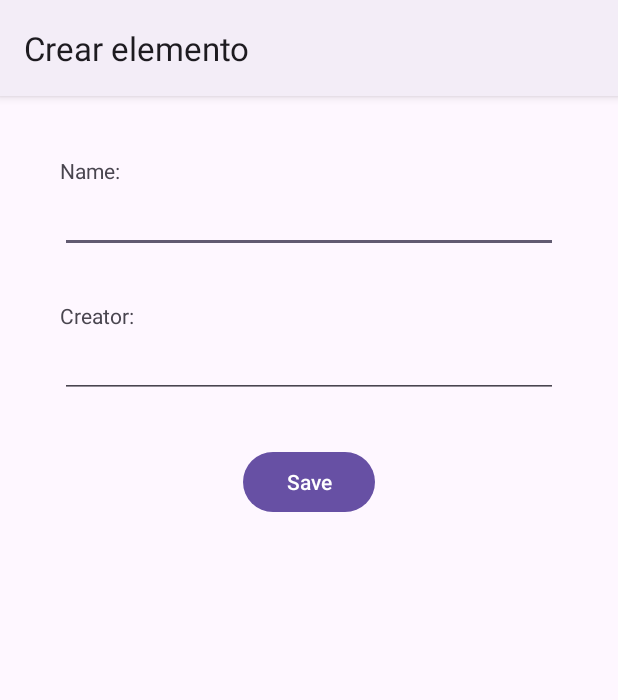
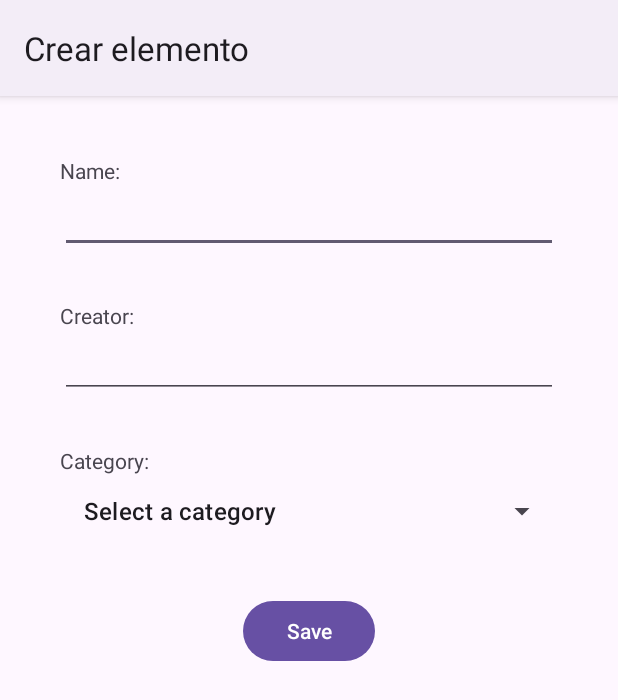
Before and after one commit to LadyProgram/MyStashDiary, an Android app: the screen it shows after launch (ElementActivity), after a tap on an icon or button, on a phone screen of 412 x 824 dp. Shown: the top 700 px of the screen. Run offline under Robolectric (Android 15) with nearby library versions, the phone set to English and light mode, and no system bars.

Commit message:
6 TENEMOS LAS CATEGORÍAS Y SPINNER WEEE

```diff
--- a/app/src/main/java/com/ladyprogram/mystashdiary/activities/ElementActivity.kt
+++ b/app/src/main/java/com/ladyprogram/mystashdiary/activities/ElementActivity.kt
@@ -1,14 +1,17 @@
 package com.ladyprogram.mystashdiary.activities
 
 import android.os.Bundle
+import android.widget.ArrayAdapter
 import androidx.activity.enableEdgeToEdge
 import androidx.appcompat.app.AppCompatActivity
 import androidx.core.view.ViewCompat
 import androidx.core.view.WindowInsetsCompat
 import com.ladyprogram.mystashdiary.R
+import com.ladyprogram.mystashdiary.data.Category
 import com.ladyprogram.mystashdiary.data.Element
 import com.ladyprogram.mystashdiary.data.ElementDAO
 import com.ladyprogram.mystashdiary.databinding.ActivityElementBinding
+
 
 class ElementActivity : AppCompatActivity() {
 
@@ -35,6 +38,16 @@ class ElementActivity : AppCompatActivity() {
         }
 
 
+        // Create Spinner for Category choices
+        val categories = Category.entries.map { getString(it.title) }.toMutableList().apply {
+            add(0, getString(R.string.element_category_select))
+        }
+        val adapter = ArrayAdapter(this, android.R.layout.simple_list_item_1, categories)
+        adapter.setDropDownViewResource(android.R.layout.simple_spinner_dropdown_item)
+        binding.categorySpinner.setAdapter(adapter)
+
+
+
        val id = intent.getLongExtra(TASK_ID, -1L)
         //val categoryId = intent.getLongExtra(CATEGORY_ID, -1L)
 
@@ -44,17 +57,25 @@ class ElementActivity : AppCompatActivity() {
             element = elementDAO.findById(id)!!
             binding.nameEditText.setText(element.name)
             binding.creatorEditText.setText(element.creator)
+            binding.categorySpinner.setSelection(element.category.ordinal + 1)
         } else {
-            element = Element(-1L, "","")
+            element = Element(-1L, "","", Category.BOOK)
             supportActionBar?.title = "Crear elemento"
         }
 
         binding.saveButton.setOnClickListener {
             val name = binding.nameEditText.text.toString()
             val creator = binding.creatorEditText.text.toString()
+            val category = binding.categorySpinner.selectedItemPosition
+
+            if (category == 0) {
+                // Selecciona una categoria
+                return@setOnClickListener
+            }
 
             element.name = name
             element.creator = creator
+            element.category = Category.entries[category - 1]
 
             if (element.id != -1L) {
                 elementDAO.update(element)
--- a/app/src/main/java/com/ladyprogram/mystashdiary/data/Category.kt
+++ b/app/src/main/java/com/ladyprogram/mystashdiary/data/Category.kt
@@ -1,5 +1,10 @@
 package com.ladyprogram.mystashdiary.data
 
-enum class Category {
-    BOOK, MOVIE, SERIES, ANIME
+import com.ladyprogram.mystashdiary.R
+
+enum class Category(val title: Int, val icon: Int, val color: Int) {
+    BOOK(R.string.category_book, R.drawable.ic_category_book, R.color.black),
+    MOVIE(R.string.category_movie, R.drawable.ic_category_movie, R.color.black),
+    SERIES(R.string.category_series, R.drawable.ic_category_series, R.color.black),
+    ANIME(R.string.category_anime, R.drawable.ic_category_anime, R.color.black)
 }
--- a/app/src/main/java/com/ladyprogram/mystashdiary/data/Element.kt
+++ b/app/src/main/java/com/ladyprogram/mystashdiary/data/Element.kt
@@ -9,8 +9,8 @@ class Element (
     var id: Long,
     var name: String,
     var creator: String,
-    /*val category: Int,
-    var state: Int,
+    var category: Category,
+    /*var state: Int,
     var note: String,
     var dateConsumed: Long? = null,
     var calification: Int? = null,
@@ -23,7 +23,7 @@ class Element (
         const val COLUMN_NAME_ID = "id"
         const val COLUMN_NAME_NAME = "name"
         const val COLUMN_NAME_CREATOR = "creator"
-        //const val COLUMN_NAME_CATEGORY = "category"
+        const val COLUMN_NAME_CATEGORY = "category"
         //const val COLUMN_NAME_STATE = "state"
     }
 }
--- a/app/src/main/java/com/ladyprogram/mystashdiary/utils/DatabaseManager.kt
+++ b/app/src/main/java/com/ladyprogram/mystashdiary/utils/DatabaseManager.kt
@@ -16,7 +16,8 @@ class DatabaseManager (context: Context) : SQLiteOpenHelper(context, DATABASE_NA
             "CREATE TABLE ${Element.TABLE_NAME} (" +
                     "${Element.COLUMN_NAME_ID} INTEGER PRIMARY KEY AUTOINCREMENT," +
                     "${Element.COLUMN_NAME_NAME} TEXT," +
-                    "${Element.COLUMN_NAME_CREATOR} TEXT)"
+                    "${Element.COLUMN_NAME_CREATOR} TEXT," +
+                    "${Element.COLUMN_NAME_CATEGORY} INTEGER)"
 
         private const val SQL_DROP_TABLE_TASK = "DROP TABLE IF EXISTS ${Element.TABLE_NAME}"
 
--- /dev/null
+++ b/app/src/main/res/drawable/ic_category_anime.xml
@@ -0,0 +1,5 @@
+<vector xmlns:android="http://schemas.android.com/apk/res/android" android:height="24dp" android:tint="#000000" android:viewportHeight="24" android:viewportWidth="24" android:width="24dp">
+
+    <path android:fillColor="@android:color/white" android:pathData="M15,2c-2.71,0 -5.05,1.54 -6.22,3.78 -1.28,0.67 -2.34,1.72 -3,3C3.54,9.95 2,12.29 2,15c0,3.87 3.13,7 7,7 2.71,0 5.05,-1.54 6.22,-3.78 1.28,-0.67 2.34,-1.72 3,-3C20.46,14.05 22,11.71 22,9c0,-3.87 -3.13,-7 -7,-7zM9,20c-2.76,0 -5,-2.24 -5,-5 0,-1.12 0.37,-2.16 1,-3 0,3.87 3.13,7 7,7 -0.84,0.63 -1.88,1 -3,1zM12,17c-2.76,0 -5,-2.24 -5,-5 0,-1.12 0.37,-2.16 1,-3 0,3.86 3.13,6.99 7,7 -0.84,0.63 -1.88,1 -3,1zM16.7,13.7c-0.53,0.19 -1.1,0.3 -1.7,0.3 -2.76,0 -5,-2.24 -5,-5 0,-0.6 0.11,-1.17 0.3,-1.7 0.53,-0.19 1.1,-0.3 1.7,-0.3 2.76,0 5,2.24 5,5 0,0.6 -0.11,1.17 -0.3,1.7zM19,12c0,-3.86 -3.13,-6.99 -7,-7 0.84,-0.63 1.87,-1 3,-1 2.76,0 5,2.24 5,5 0,1.12 -0.37,2.16 -1,3z"/>
+
+</vector>
--- /dev/null
+++ b/app/src/main/res/drawable/ic_category_book.xml
@@ -0,0 +1,11 @@
+<vector xmlns:android="http://schemas.android.com/apk/res/android" android:autoMirrored="true" android:height="24dp" android:tint="#000000" android:viewportHeight="24" android:viewportWidth="24" android:width="24dp">
+
+    <path android:fillColor="@android:color/white" android:pathData="M21,5c-1.11,-0.35 -2.33,-0.5 -3.5,-0.5c-1.95,0 -4.05,0.4 -5.5,1.5c-1.45,-1.1 -3.55,-1.5 -5.5,-1.5S2.45,4.9 1,6v14.65c0,0.25 0.25,0.5 0.5,0.5c0.1,0 0.15,-0.05 0.25,-0.05C3.1,20.45 5.05,20 6.5,20c1.95,0 4.05,0.4 5.5,1.5c1.35,-0.85 3.8,-1.5 5.5,-1.5c1.65,0 3.35,0.3 4.75,1.05c0.1,0.05 0.15,0.05 0.25,0.05c0.25,0 0.5,-0.25 0.5,-0.5V6C22.4,5.55 21.75,5.25 21,5zM21,18.5c-1.1,-0.35 -2.3,-0.5 -3.5,-0.5c-1.7,0 -4.15,0.65 -5.5,1.5V8c1.35,-0.85 3.8,-1.5 5.5,-1.5c1.2,0 2.4,0.15 3.5,0.5V18.5z"/>
+
+    <path android:fillColor="@android:color/white" android:pathData="M17.5,10.5c0.88,0 1.73,0.09 2.5,0.26V9.24C19.21,9.09 18.36,9 17.5,9c-1.7,0 -3.24,0.29 -4.5,0.83v1.66C14.13,10.85 15.7,10.5 17.5,10.5z"/>
+
+    <path android:fillColor="@android:color/white" android:pathData="M13,12.49v1.66c1.13,-0.64 2.7,-0.99 4.5,-0.99c0.88,0 1.73,0.09 2.5,0.26V11.9c-0.79,-0.15 -1.64,-0.24 -2.5,-0.24C15.8,11.66 14.26,11.96 13,12.49z"/>
+
+    <path android:fillColor="@android:color/white" android:pathData="M17.5,14.33c-1.7,0 -3.24,0.29 -4.5,0.83v1.66c1.13,-0.64 2.7,-0.99 4.5,-0.99c0.88,0 1.73,0.09 2.5,0.26v-1.52C19.21,14.41 18.36,14.33 17.5,14.33z"/>
+
+</vector>
--- /dev/null
+++ b/app/src/main/res/drawable/ic_category_movie.xml
@@ -0,0 +1,5 @@
+<vector xmlns:android="http://schemas.android.com/apk/res/android" android:height="24dp" android:tint="#000000" android:viewportHeight="24" android:viewportWidth="24" android:width="24dp">
+
+    <path android:fillColor="@android:color/white" android:pathData="M18,3v2h-2L16,3L8,3v2L6,5L6,3L4,3v18h2v-2h2v2h8v-2h2v2h2L20,3h-2zM8,17L6,17v-2h2v2zM8,13L6,13v-2h2v2zM8,9L6,9L6,7h2v2zM18,17h-2v-2h2v2zM18,13h-2v-2h2v2zM18,9h-2L16,7h2v2z"/>
+
+</vector>
--- /dev/null
+++ b/app/src/main/res/drawable/ic_category_series.xml
@@ -0,0 +1,5 @@
+<vector xmlns:android="http://schemas.android.com/apk/res/android" android:height="24dp" android:tint="#000000" android:viewportHeight="24" android:viewportWidth="24" android:width="24dp">
+
+    <path android:fillColor="@android:color/white" android:pathData="M18,4l2,4h-3l-2,-4h-2l2,4h-3l-2,-4H8l2,4H7L5,4H4c-1.1,0 -1.99,0.9 -1.99,2L2,18c0,1.1 0.9,2 2,2h16c1.1,0 2,-0.9 2,-2V4h-4z"/>
+
+</vector>
--- a/app/src/main/res/layout/activity_element.xml
+++ b/app/src/main/res/layout/activity_element.xml
@@ -36,6 +36,17 @@
             android:layout_width="match_parent"
             android:layout_height="wrap_content"/>
 
+        <TextView
+            android:layout_width="match_parent"
+            android:layout_height="wrap_content"
+            android:text="@string/element_category"
+            android:layout_marginTop="32dp"/>
+
+        <Spinner
+            android:id="@+id/categorySpinner"
+            android:layout_width="match_parent"
+            android:layout_height="wrap_content" />
+
         <Button
             android:id="@+id/saveButton"
             android:layout_width="wrap_content"
--- a/app/src/main/res/layout/item_element.xml
+++ b/app/src/main/res/layout/item_element.xml
@@ -13,8 +13,8 @@
 
         <ImageView
             android:id="@+id/iconImageView"
-            android:layout_width="10dp"
-            android:layout_height="wrap_content"
+            android:layout_width="36dp"
+            android:layout_height="36dp"
             android:layout_gravity="center"
             android:src="@drawable/ic_circle" />
 
--- a/app/src/main/res/values/strings.xml
+++ b/app/src/main/res/values/strings.xml
@@ -10,6 +10,13 @@
     <string name="menu_search">Search </string>
     <string name="element_name">Name: </string>
     <string name="element_creator">Creator: </string>
+    <string name="element_category">Category: </string>
+    <string name="element_category_select">Select a category</string>
     <string name="element_save_button">Save </string>
 
+    <string name="category_book">Book</string>
+    <string name="category_movie">Movie</string>
+    <string name="category_series">Series</string>
+    <string name="category_anime">Anime</string>
+
 </resources>
```
Also changed, not shown: app/src/main/java/com/ladyprogram/mystashdiary/adapters/ElementAdapter.kt (+5 -2 lines), app/src/main/java/com/ladyprogram/mystashdiary/data/ElementDAO.kt (+15 -7 lines).
